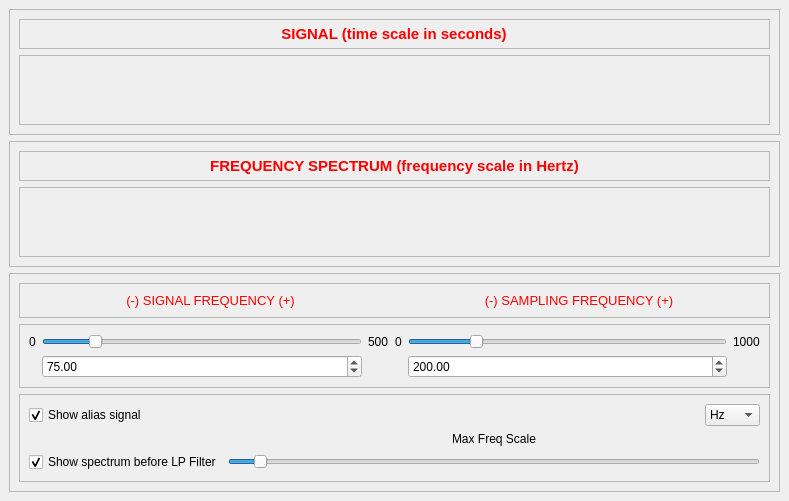
This is designer/mainwindow.ui in mcorcos/ASSD-TP1-G3 as Qt 5 draws it before an edit. The edited form follows.
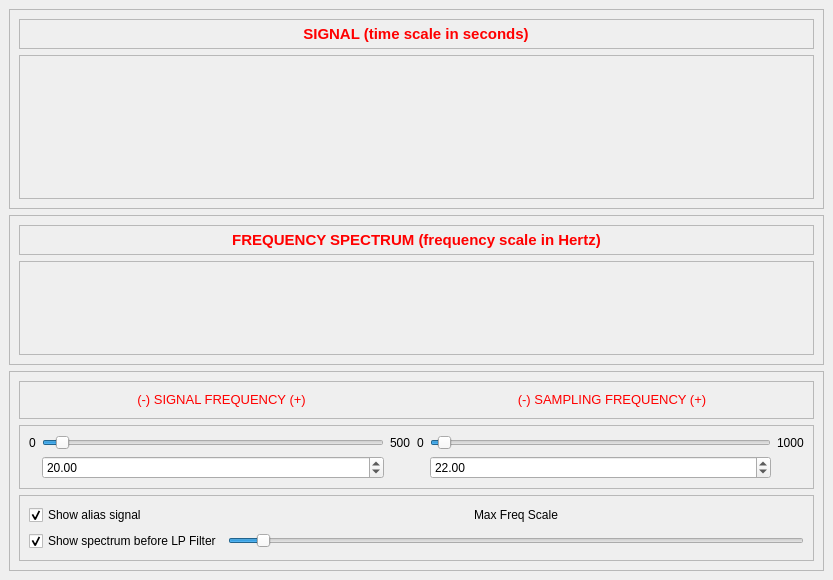
This is the edited form.

What changed in the file:
```diff
--- a/designer/mainwindow.ui
+++ b/designer/mainwindow.ui
@@ -6,8 +6,8 @@
    <rect>
     <x>0</x>
     <y>0</y>
-    <width>789</width>
-    <height>501</height>
+    <width>833</width>
+    <height>580</height>
    </rect>
   </property>
   <property name="windowTitle">
@@ -20,6 +20,18 @@
    <layout class="QVBoxLayout" name="verticalLayout">
     <item>
      <widget class="QFrame" name="frame_3">
+      <property name="minimumSize">
+       <size>
+        <width>0</width>
+        <height>200</height>
+       </size>
+      </property>
+      <property name="maximumSize">
+       <size>
+        <width>16777215</width>
+        <height>16777215</height>
+       </size>
+      </property>
       <property name="frameShape">
        <enum>QFrame::StyledPanel</enum>
       </property>
@@ -121,6 +133,18 @@
     </item>
     <item>
      <widget class="QFrame" name="frame_2">
+      <property name="minimumSize">
+       <size>
+        <width>0</width>
+        <height>150</height>
+       </size>
+      </property>
+      <property name="maximumSize">
+       <size>
+        <width>16777215</width>
+        <height>150</height>
+       </size>
+      </property>
       <property name="frameShape">
        <enum>QFrame::StyledPanel</enum>
       </property>
@@ -218,6 +242,12 @@
     </item>
     <item>
      <widget class="QFrame" name="frame">
+      <property name="maximumSize">
+       <size>
+        <width>16777215</width>
+        <height>200</height>
+       </size>
+      </property>
       <property name="frameShape">
        <enum>QFrame::StyledPanel</enum>
       </property>
@@ -257,6 +287,12 @@
        </item>
        <item>
         <widget class="QFrame" name="frame_4">
+         <property name="maximumSize">
+          <size>
+           <width>16777215</width>
+           <height>75</height>
+          </size>
+         </property>
          <property name="frameShape">
           <enum>QFrame::StyledPanel</enum>
          </property>
@@ -282,7 +318,10 @@
                <number>1</number>
               </property>
               <property name="value">
-               <number>75</number>
+               <number>20</number>
+              </property>
+              <property name="sliderPosition">
+               <number>20</number>
               </property>
               <property name="tracking">
                <bool>true</bool>
@@ -328,7 +367,7 @@
                <double>1000.000000000000000</double>
               </property>
               <property name="value">
-               <double>200.000000000000000</double>
+               <double>22.000000000000000</double>
               </property>
              </widget>
             </item>
@@ -341,10 +380,10 @@
                <number>1000</number>
               </property>
               <property name="value">
-               <number>200</number>
+               <number>22</number>
               </property>
               <property name="sliderPosition">
-               <number>200</number>
+               <number>22</number>
               </property>
               <property name="orientation">
                <enum>Qt::Horizontal</enum>
@@ -363,7 +402,7 @@
                <double>500.000000000000000</double>
               </property>
               <property name="value">
-               <double>75.000000000000000</double>
+               <double>20.000000000000000</double>
               </property>
              </widget>
             </item>
@@ -374,6 +413,12 @@
        </item>
        <item>
         <widget class="QFrame" name="frame_10">
+         <property name="maximumSize">
+          <size>
+           <width>16777215</width>
+           <height>75</height>
+          </size>
+         </property>
          <property name="frameShape">
           <enum>QFrame::StyledPanel</enum>
          </property>
@@ -391,35 +436,6 @@
             </property>
            </widget>
           </item>
-          <item row="0" column="2" alignment="Qt::AlignRight">
-           <widget class="QComboBox" name="comboBox">
-            <item>
-             <property name="text">
-              <string>Hz</string>
-             </property>
-            </item>
-            <item>
-             <property name="text">
-              <string>KHz</string>
-             </property>
-            </item>
-            <item>
-             <property name="text">
-              <string>MHz</string>
-             </property>
-            </item>
-            <item>
-             <property name="text">
-              <string>GHz</string>
-             </property>
-            </item>
-            <item>
-             <property name="text">
-              <string>THz</string>
-             </property>
-            </item>
-           </widget>
-          </item>
           <item row="0" column="0">
            <widget class="QCheckBox" name="checkBox">
             <property name="text">
@@ -446,7 +462,7 @@
             </property>
            </widget>
           </item>
-          <item row="1" column="2" alignment="Qt::AlignHCenter">
+          <item row="0" column="2" alignment="Qt::AlignHCenter">
            <widget class="QLabel" name="label_9">
             <property name="text">
              <string>Max Freq Scale</string>
```
Left out of the diff: 4 changed lines with no effect on the pictures.
